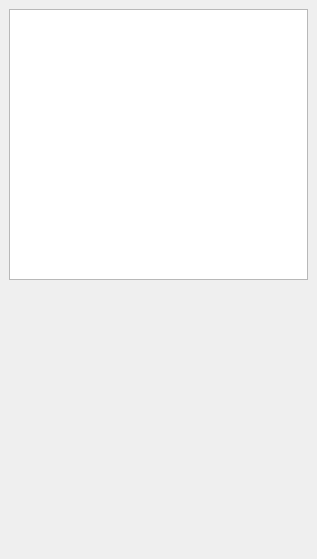
Before: the Qt Designer form static/ui/mainwindow.ui in kupns-aka-kupa/puzzles, drawn with Qt 5.
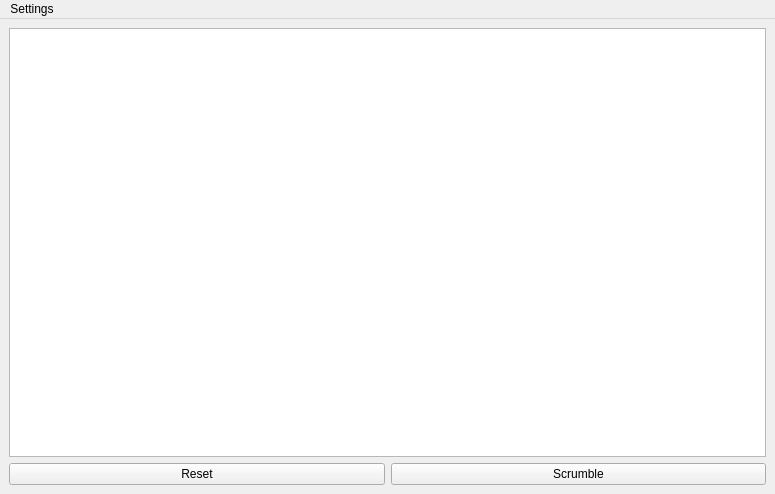
After: the same form once the commit is applied. Icons and pictures are not drawn.

The edit to the form file:
```diff
--- a/static/ui/mainwindow.ui
+++ b/static/ui/mainwindow.ui
@@ -6,8 +6,8 @@
    <rect>
     <x>0</x>
     <y>0</y>
-    <width>317</width>
-    <height>559</height>
+    <width>775</width>
+    <height>494</height>
    </rect>
   </property>
   <property name="windowTitle">
@@ -19,21 +19,29 @@
   </property>
   <widget class="QWidget" name="centralwidget">
    <layout class="QGridLayout" name="gridLayout">
-    <item row="1" column="0">
-     <spacer name="verticalSpacer">
-      <property name="orientation">
-       <enum>Qt::Vertical</enum>
-      </property>
-      <property name="sizeHint" stdset="0">
-       <size>
-        <width>20</width>
-        <height>40</height>
-       </size>
-      </property>
-     </spacer>
+    <item row="4" column="0">
+     <layout class="QGridLayout" name="gridLayout_4">
+      <item row="1" column="0">
+       <widget class="QPushButton" name="pushButtonReset">
+        <property name="text">
+         <string>Reset</string>
+        </property>
+       </widget>
+      </item>
+      <item row="1" column="1">
+       <widget class="QPushButton" name="pushButtonScrumble">
+        <property name="text">
+         <string>Scrumble</string>
+        </property>
+       </widget>
+      </item>
+     </layout>
     </item>
     <item row="0" column="0">
      <widget class="QTableView" name="tableView">
+      <property name="sizeAdjustPolicy">
+       <enum>QAbstractScrollArea::AdjustIgnored</enum>
+      </property>
       <property name="dragEnabled">
        <bool>true</bool>
       </property>
@@ -44,6 +52,22 @@
     </item>
    </layout>
   </widget>
+  <widget class="QMenuBar" name="menuBar">
+   <property name="geometry">
+    <rect>
+     <x>0</x>
+     <y>0</y>
+     <width>775</width>
+     <height>23</height>
+    </rect>
+   </property>
+   <widget class="QMenu" name="menuHelp">
+    <property name="title">
+     <string>Settings</string>
+    </property>
+   </widget>
+   <addaction name="menuHelp"/>
+  </widget>
  </widget>
  <resources>
   <include location="../res.qrc"/>
```
